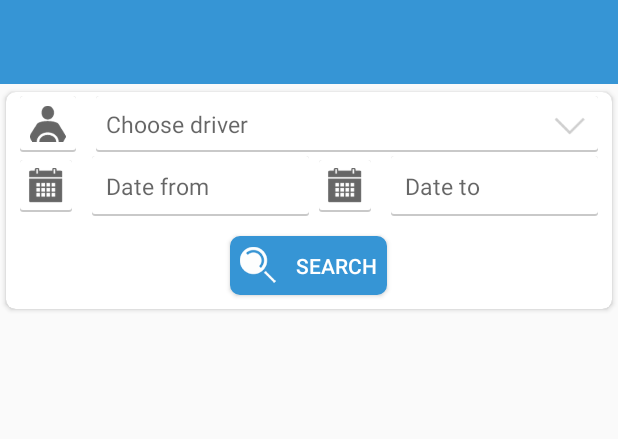
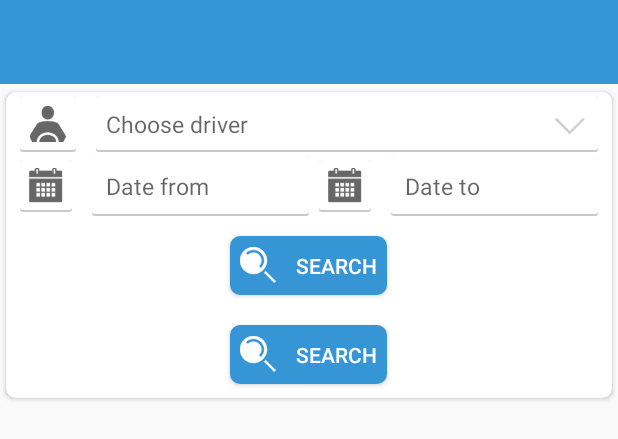
Before and after one commit to DhanraajDreamGuys/creamTransportApp, an Android app: the layout activity_search.xml on its own in the app's theme, with its tools: preview values and no code run, on a phone screen of 412 x 824 dp. Shown: the top 439 px of the screen. Run offline under Robolectric (Android 15) with nearby library versions, the phone set to English and light mode, and no system bars.

Commit message:
new button added in activity_search

```diff
--- a/app/src/main/res/layout/activity_search.xml
+++ b/app/src/main/res/layout/activity_search.xml
@@ -131,6 +131,19 @@
                 android:padding="@dimen/_5sdp"
                 android:text="@string/search"
                 android:textColor="@android:color/white" />
+            <Button
+                android:id="@+id/bt_search1"
+                android:layout_width="wrap_content"
+                android:layout_height="@dimen/_30sdp"
+                android:layout_gravity="center"
+                android:layout_marginBottom="@dimen/_5sdp"
+                android:layout_marginTop="@dimen/_10sdp"
+                android:background="@drawable/button_background"
+                android:drawableLeft="@drawable/ic_searchs"
+                android:drawablePadding="@dimen/_10sdp"
+                android:padding="@dimen/_5sdp"
+                android:text="@string/search"
+                android:textColor="@android:color/white" />
 
 
         </LinearLayout>
```
